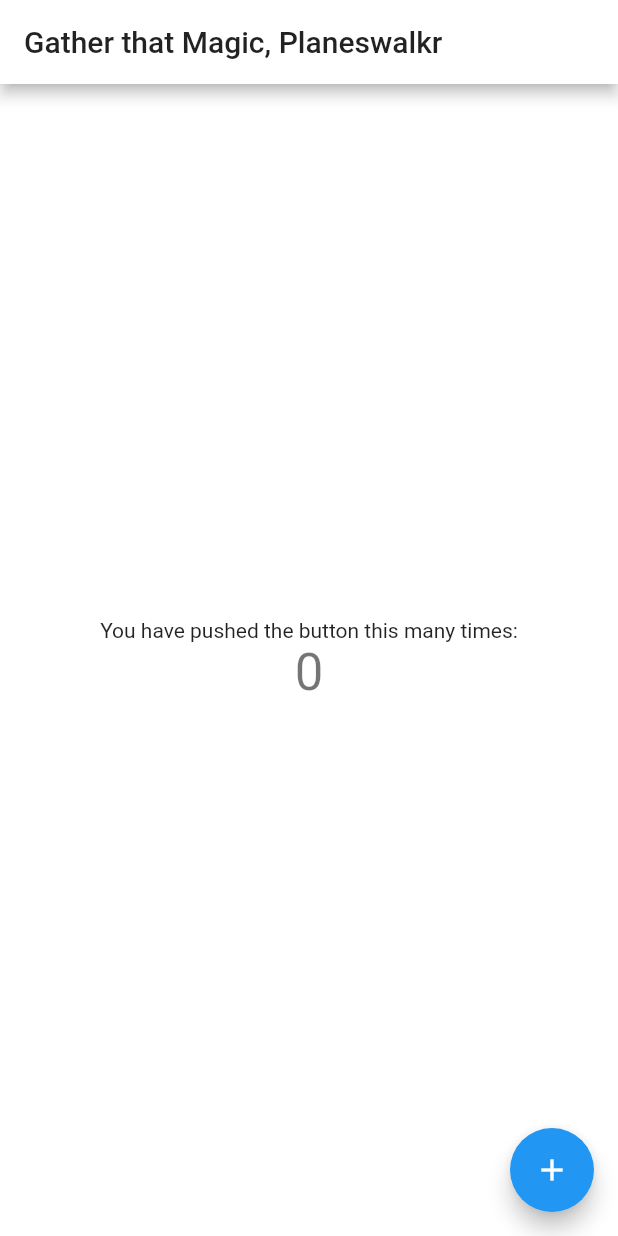
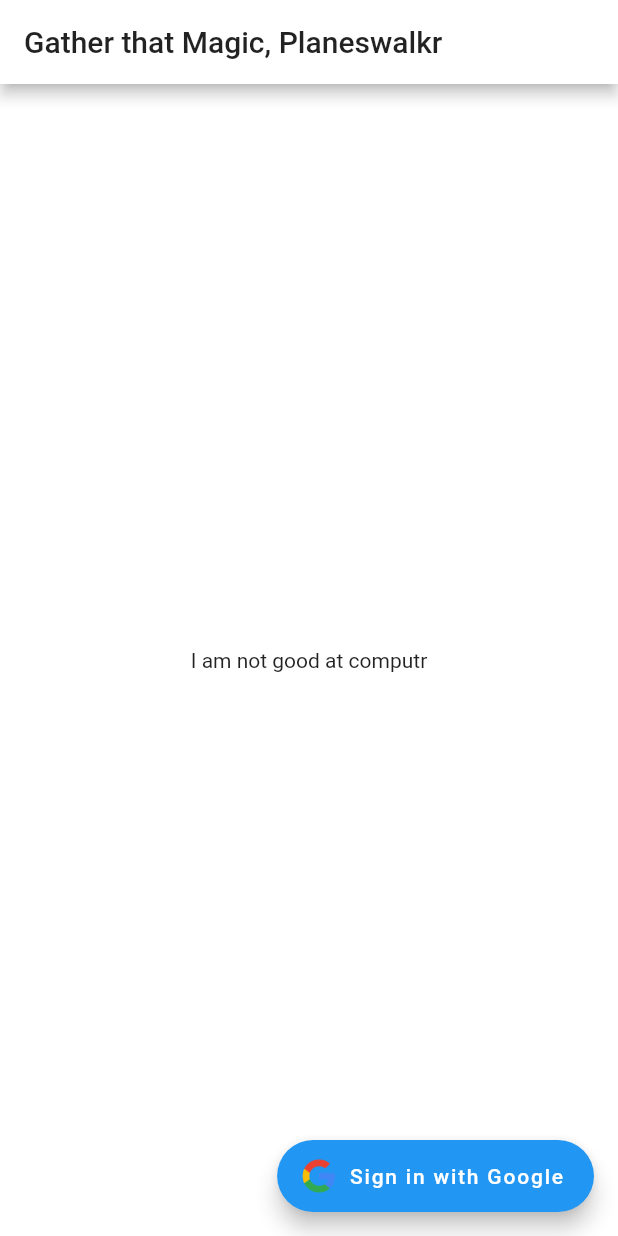
Before and after one commit to mcgrue/flutter-the-magical-cards, a Flutter app: the screen it shows after launch, on a phone screen of 412 x 824 dp. Run offline on Flutter 3.47's test engine with Material 2 defaults, Android fonts, the phone set to English and light mode, and no system bars.

Commit message:
Add login FAB

```diff
--- a/lib/main.dart
+++ b/lib/main.dart
@@ -1,5 +1,7 @@
 import 'package:flutter/material.dart';
 import 'package:flutter/services.dart';
+
+import 'sign_in_fab.dart';
 
 //void main() => runApp(MyApp());
 
@@ -52,27 +54,8 @@ class MyHomePage extends StatefulWidget {
 }
 
 class _MyHomePageState extends State<MyHomePage> {
-  int _counter = 0;
-
-  void _incrementCounter() {
-    setState(() {
-      // This call to setState tells the Flutter framework that something has
-      // changed in this State, which causes it to rerun the build method below
-      // so that the display can reflect the updated values. If we changed
-      // _counter without calling setState(), then the build method would not be
-      // called again, and so nothing would appear to happen.
-      _counter++;
-    });
-  }
-
   @override
   Widget build(BuildContext context) {
-    // This method is rerun every time setState is called, for instance as done
-    // by the _incrementCounter method above.
-    //
-    // The Flutter framework has been optimized to make rerunning build methods
-    // fast, so that you can just rebuild anything that needs updating rather
-    // than having to individually change instances of widgets.
     return Scaffold(
       appBar: AppBar(
         // Here we take the value from the MyHomePage object that was created by
@@ -100,20 +83,12 @@ class _MyHomePageState extends State<MyHomePage> {
           mainAxisAlignment: MainAxisAlignment.center,
           children: <Widget>[
             Text(
-              'You have pushed the button this many times:',
-            ),
-            Text(
-              '$_counter',
-              style: Theme.of(context).textTheme.display1,
+              'I am not good at computr',
             ),
           ],
         ),
       ),
-      floatingActionButton: FloatingActionButton(
-        onPressed: _incrementCounter,
-        tooltip: 'Increment',
-        child: Icon(Icons.add),
-      ), // This trailing comma makes auto-formatting nicer for build methods.
+      floatingActionButton: const SignInFab(),
     );
   }
 }
--- /dev/null
+++ b/lib/sign_in_fab.dart
@@ -0,0 +1,14 @@
+import 'package:flutter/material.dart';
+
+class SignInFab extends StatelessWidget {
+  const SignInFab();
+
+  @override
+  Widget build(BuildContext context) {
+    return FloatingActionButton.extended(
+      onPressed: () => print('Tapped on sign in'),
+      icon: Image.asset('assets/google_g_logo.png', height: 24.0),
+      label: const Text('Sign in with Google'),
+    );
+  }
+}
--- a/pubspec.yaml
+++ b/pubspec.yaml
@@ -40,6 +40,8 @@ flutter:
   # assets:
   #  - images/a_dot_burr.jpeg
   #  - images/a_dot_ham.jpeg
+  assets:
+    - assets/google_g_logo.png
 
   # An image asset can refer to one or more resolution-specific "variants", see
   # https://flutter.io/assets-and-images/#resolution-aware.
```
Also changed, not shown: assets/google_g_logo.png (added), 3 other files.
